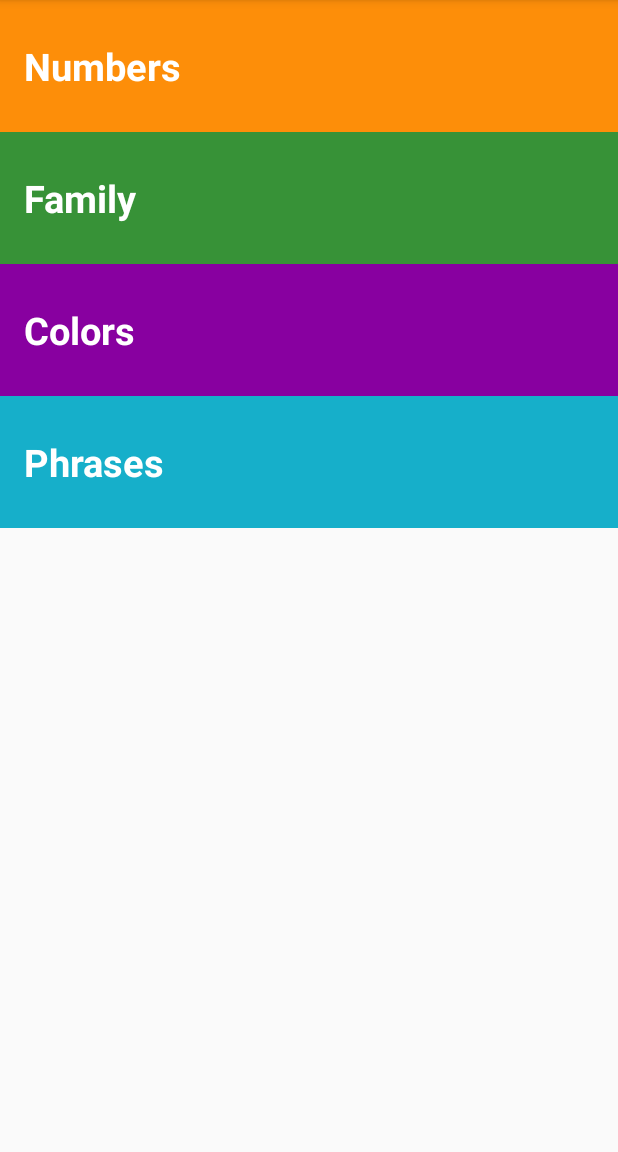
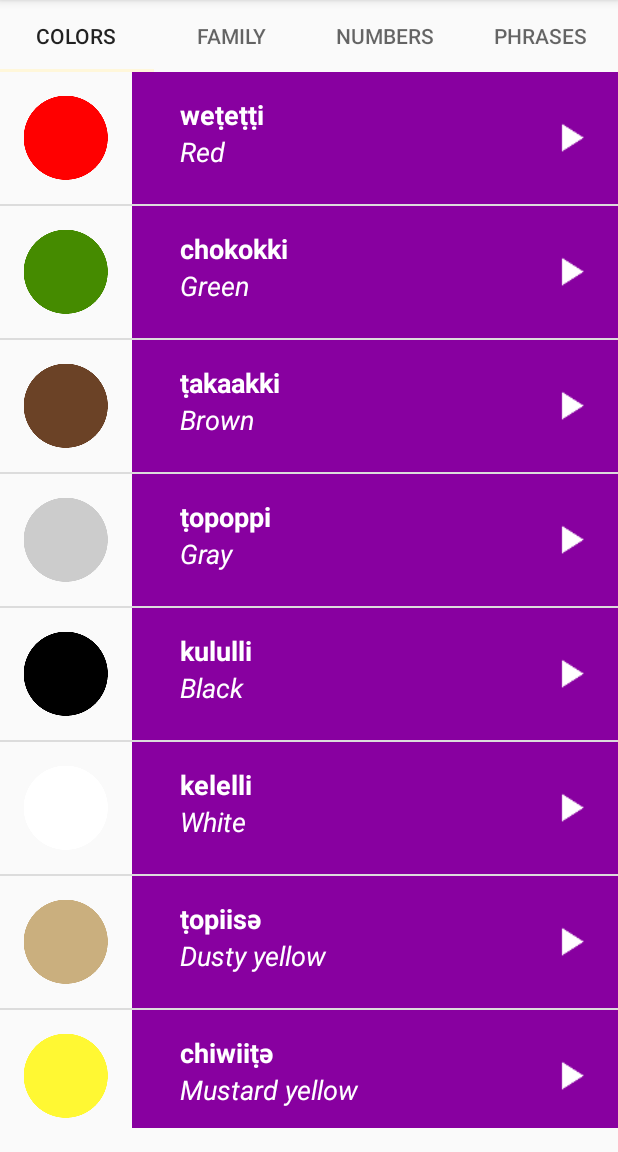
Before and after one commit to wayqui/MyMiwok, an Android app: the screen it shows after launch (MainActivity), on a phone screen of 412 x 824 dp, the part 84-1236 px from its top. Run offline under Robolectric (Android 15) with nearby library versions, the phone set to English and light mode, and no system bars.

Commit message:
Cambio de diseño para usar tabViews

```diff
--- a/app/build.gradle
+++ b/app/build.gradle
@@ -25,5 +25,7 @@ dependencies {
         exclude group: 'com.android.support', module: 'support-annotations'
     })
     compile 'com.android.support:appcompat-v7:25.3.1'
+    compile 'com.android.support:support-v4:25.3.1'
+    compile 'com.android.support:design:25.3.1'
     testCompile 'junit:junit:4.12'
 }
--- a/app/src/main/java/com/example/android/mymiwok/MainActivity.java
+++ b/app/src/main/java/com/example/android/mymiwok/MainActivity.java
@@ -1,57 +1,72 @@
 package com.example.android.mymiwok;
 
 import android.content.Intent;
+import android.support.design.widget.TabLayout;
 import android.support.v4.app.NavUtils;
+import android.support.v4.view.PagerAdapter;
+import android.support.v4.view.ViewPager;
 import android.support.v7.app.AppCompatActivity;
 import android.os.Bundle;
 import android.view.MenuItem;
 import android.view.View;
 import android.widget.TextView;
 
+import com.example.android.mymiwok.activities.ColorsActivity;
+import com.example.android.mymiwok.activities.FamilyActivity;
+import com.example.android.mymiwok.activities.NumbersActivity;
+import com.example.android.mymiwok.activities.PhrasesActivity;
+import com.example.android.mymiwok.adapters.SimpleFragmentPagerAdapter;
+
 public class MainActivity extends AppCompatActivity {
 
     @Override
     protected void onCreate(Bundle savedInstanceState) {
         super.onCreate(savedInstanceState);
-        setContentView(R.layout.activity_main);
- //       getActionBar().setDisplayHomeAsUpEnabled(true);
+        setContentView(R.layout.activity_screen_slide);
 
-        TextView numbers = (TextView) findViewById(R.id.numbers);
-        TextView phrases = (TextView) findViewById(R.id.phrases);
-        TextView family = (TextView) findViewById(R.id.family);
-        TextView colors = (TextView) findViewById(R.id.colors);
+        ViewPager paginadorVista = (ViewPager) findViewById(R.id.pager);
+        SimpleFragmentPagerAdapter pageAdapter = new SimpleFragmentPagerAdapter(getSupportFragmentManager(), getApplicationContext());
+        paginadorVista.setAdapter(pageAdapter);
 
-        numbers.setOnClickListener(new View.OnClickListener() {
-            @Override
-            public void onClick(View v) {
-                Intent numbersIntent = new Intent(MainActivity.this, NumbersActivity.class);
-                startActivity(numbersIntent);
-            }
-        });
+        TabLayout tabLayout = (TabLayout) findViewById(R.id.sliding_tabs);
+        tabLayout.setupWithViewPager(paginadorVista);
 
-        phrases.setOnClickListener(new View.OnClickListener() {
-            @Override
-            public void onClick(View v) {
-                Intent phrasesIntent = new Intent(MainActivity.this, PhrasesActivity.class);
-                startActivity(phrasesIntent);
-            }
-        });
-
-        family.setOnClickListener(new View.OnClickListener() {
-            @Override
-            public void onClick(View v) {
-                Intent familyIntent = new Intent(MainActivity.this, FamilyActivity.class);
-                startActivity(familyIntent);
-            }
-        });
-
-        colors.setOnClickListener(new View.OnClickListener() {
-            @Override
-            public void onClick(View v) {
-                Intent colorIntent = new Intent(MainActivity.this, ColorsActivity.class);
-                startActivity(colorIntent);
-            }
-        });
+//        TextView numbers = (TextView) findViewById(R.id.numbers);
+//        TextView phrases = (TextView) findViewById(R.id.phrases);
+//        TextView family = (TextView) findViewById(R.id.family);
+//        TextView colors = (TextView) findViewById(R.id.colors);
+//
+//        numbers.setOnClickListener(new View.OnClickListener() {
+//            @Override
+//            public void onClick(View v) {
+//                Intent numbersIntent = new Intent(MainActivity.this, NumbersActivity.class);
+//                startActivity(numbersIntent);
+//            }
+//        });
+//
+//        phrases.setOnClickListener(new View.OnClickListener() {
+//            @Override
+//            public void onClick(View v) {
+//                Intent phrasesIntent = new Intent(MainActivity.this, PhrasesActivity.class);
+//                startActivity(phrasesIntent);
+//            }
+//        });
+//
+//        family.setOnClickListener(new View.OnClickListener() {
+//            @Override
+//            public void onClick(View v) {
+//                Intent familyIntent = new Intent(MainActivity.this, FamilyActivity.class);
+//                startActivity(familyIntent);
+//            }
+//        });
+//
+//        colors.setOnClickListener(new View.OnClickListener() {
+//            @Override
+//            public void onClick(View v) {
+//                Intent colorIntent = new Intent(MainActivity.this, ColorsActivity.class);
+//                startActivity(colorIntent);
+//            }
+//        });
     }
 
     @Override
--- /dev/null
+++ b/app/src/main/java/com/example/android/mymiwok/adapters/SimpleFragmentPagerAdapter.java
@@ -0,0 +1,53 @@
+package com.example.android.mymiwok.adapters;
+
+import android.content.Context;
+import android.support.v4.app.Fragment;
+import android.support.v4.app.FragmentManager;
+import android.support.v4.app.FragmentPagerAdapter;
+
+import com.example.android.mymiwok.R;
+import com.example.android.mymiwok.fragments.ColorsFragment;
+import com.example.android.mymiwok.fragments.FamilyFragment;
+import com.example.android.mymiwok.fragments.NumbersFragment;
+import com.example.android.mymiwok.fragments.PhrasesFragment;
+
+/**
+ * Created by joselobm on 19/08/17.
+ */
+
+public class SimpleFragmentPagerAdapter extends FragmentPagerAdapter {
+
+    final int PAGE_COUNT = 4;
+    private int tabTitles[] = new int[] {R.string.str_colors, R.string.str_family, R.string.str_numbers, R.string.str_phrases };
+
+    private Context context;
+
+    public SimpleFragmentPagerAdapter(FragmentManager fm, Context context) {
+        super(fm);
+        this.context = context;
+    }
+
+    @Override
+    public Fragment getItem(int position) {
+        if (position == 0) {
+            return new ColorsFragment();
+        } else if (position == 1){
+            return new FamilyFragment();
+        } else if (position == 2) {
+            return new NumbersFragment();
+        } else {
+            return new PhrasesFragment();
+        }
+    }
+
+    @Override
+    public int getCount() {
+        return PAGE_COUNT;
+    }
+
+    @Override
+    public CharSequence getPageTitle(int position) {
+        // Generate title based on item position
+        return context.getString(tabTitles[position]);
+    }
+}
--- a/app/src/main/java/com/example/android/mymiwok/ColorsActivity.java
+++ b/app/src/main/java/com/example/android/mymiwok/fragments/ColorsFragment.java
@@ -1,21 +1,29 @@
-package com.example.android.mymiwok;
+package com.example.android.mymiwok.fragments;
+
 
 import android.content.Context;
 import android.media.AudioManager;
 import android.media.MediaPlayer;
-import android.support.v7.app.AppCompatActivity;
 import android.os.Bundle;
+import android.support.v4.app.Fragment;
 import android.util.Log;
+import android.view.LayoutInflater;
 import android.view.View;
+import android.view.ViewGroup;
 import android.widget.AdapterView;
 import android.widget.ListView;
+import android.widget.TextView;
 
+import com.example.android.mymiwok.R;
 import com.example.android.mymiwok.adapters.WordAdapter;
 import com.example.android.mymiwok.dataobject.Word;
 
 import java.util.ArrayList;
 
-public class ColorsActivity extends AppCompatActivity {
+/**
+ * A simple {@link Fragment} subclass.
+ */
+public class ColorsFragment extends Fragment {
 
     private static final String TAG = "ColorsActivity";
 
@@ -46,10 +54,18 @@ public class ColorsActivity extends AppCompatActivity {
         }
     };
 
+    public ColorsFragment() {
+        // Required empty public constructor
+    }
+
+
     @Override
-    protected void onCreate(Bundle savedInstanceState) {
-        super.onCreate(savedInstanceState);
-        setContentView(R.layout.word_list);
+    public View onCreateView(LayoutInflater inflater, ViewGroup container,
+                             Bundle savedInstanceState) {
+
+        View colorsView = inflater.inflate(R.layout.word_list, container, false);
+
+        audioManager = (AudioManager) getActivity().getSystemService(Context.AUDIO_SERVICE);
 
         final ArrayList<Word> words = new ArrayList<Word>();
         words.add(new Word(getString(R.string.str_red), getString(R.string.str_red_miwok), R.drawable.color_red, R.raw.color_red));
@@ -61,19 +77,24 @@ public class ColorsActivity extends AppCompatActivity {
         words.add(new Word(getString(R.string.str_dusty_yellow), getString(R.string.str_dusty_yellow_miwok), R.drawable.color_dusty_yellow, R.raw.color_dusty_yellow));
         words.add(new Word(getString(R.string.str_mustard_yellow), getString(R.string.str_mustard_yellow_miwok), R.drawable.color_mustard_yellow, R.raw.color_mustard_yellow));
 
-        audioManager = (AudioManager) getApplicationContext().getSystemService(Context.AUDIO_SERVICE);
+        //getActivity().setContentView(R.layout.word_list);
 
-        WordAdapter adapter = new WordAdapter(this, words, R.color.category_colors);
-        ListView lista = (ListView)findViewById(R.id.list);
+        WordAdapter adapter = new WordAdapter(getActivity(), words, R.color.category_colors);
+
+        ListView lista = (ListView) colorsView.findViewById(R.id.list);
+
         lista.setAdapter(adapter);
+
         lista.setOnItemClickListener(new AdapterView.OnItemClickListener() {
             @Override
             public void onItemClick(AdapterView<?> parent, View view, int position, long id) {
-                mReproductor = MediaPlayer.create(ColorsActivity.this, words.get(position).getRelatedAudioId());
+                mReproductor = MediaPlayer.create(getActivity(), words.get(position).getRelatedAudioId());
                 mReproductor.start();
                 mReproductor.setOnCompletionListener(mListenerReproduccion);
             }
         });
+
+        return colorsView;
     }
 
     private void limpiarRecursosAudio() {
@@ -84,9 +105,10 @@ public class ColorsActivity extends AppCompatActivity {
     }
 
     @Override
-    protected void onStop() {
+    public void onStop() {
         Log.v(TAG, "calling onStop() method");
         super.onStop();
         limpiarRecursosAudio();
     }
+
 }
--- a/app/src/main/java/com/example/android/mymiwok/FamilyActivity.java
+++ b/app/src/main/java/com/example/android/mymiwok/fragments/FamilyFragment.java
@@ -1,24 +1,31 @@
-package com.example.android.mymiwok;
+package com.example.android.mymiwok.fragments;
+
 
 import android.content.Context;
 import android.media.AudioManager;
 import android.media.MediaPlayer;
-import android.provider.MediaStore;
-import android.support.v7.app.AppCompatActivity;
 import android.os.Bundle;
+import android.support.v4.app.Fragment;
 import android.util.Log;
+import android.view.LayoutInflater;
 import android.view.View;
+import android.view.ViewGroup;
 import android.widget.AdapterView;
 import android.widget.ListView;
+import android.widget.TextView;
 
+import com.example.android.mymiwok.R;
 import com.example.android.mymiwok.adapters.WordAdapter;
 import com.example.android.mymiwok.dataobject.Word;
 
 import java.util.ArrayList;
 
-public class FamilyActivity extends AppCompatActivity {
+/**
+ * A simple {@link Fragment} subclass.
+ */
+public class FamilyFragment extends Fragment {
 
-    private static final String TAG = "FamilyActivity";
+    private static final String TAG = "FamilyFragment";
 
     private MediaPlayer mReproductor;
 
@@ -46,11 +53,17 @@ public class FamilyActivity extends AppCompatActivity {
             limpiarRecursosAudio();
         }
     };
+    public FamilyFragment() {
+        // Required empty public constructor
+    }
+
 
     @Override
-    protected void onCreate(Bundle savedInstanceState) {
-        super.onCreate(savedInstanceState);
-        setContentView(R.layout.word_list);
+    public View onCreateView(LayoutInflater inflater, ViewGroup container,
+                             Bundle savedInstanceState) {
+
+        View familyView = inflater.inflate(R.layout.word_list, container, false);
+
 
         final ArrayList<Word> words = new ArrayList<Word>();
         words.add(new Word(getString(R.string.str_father), getString(R.string.str_father_miwok), R.drawable.family_father, R.raw.family_father));
@@ -64,19 +77,21 @@ public class FamilyActivity extends AppCompatActivity {
         words.add(new Word(getString(R.string.str_grandmother), getString(R.string.str_grandmother_miwok), R.drawable.family_grandmother, R.raw.family_grandmother));
         words.add(new Word(getString(R.string.str_grandfather), getString(R.string.str_grandfather_miwok), R.drawable.family_grandfather, R.raw.family_grandfather));
 
-        audioManager = (AudioManager) getApplicationContext().getSystemService(Context.AUDIO_SERVICE);
+        audioManager = (AudioManager) getActivity().getSystemService(Context.AUDIO_SERVICE);
 
-        final WordAdapter wordAdapter = new WordAdapter(this, words, R.color.category_family);
-        ListView lista = (ListView)findViewById(R.id.list);
+        final WordAdapter wordAdapter = new WordAdapter(getActivity(), words, R.color.category_family);
+        ListView lista = (ListView)familyView.findViewById(R.id.list);
         lista.setAdapter(wordAdapter);
         lista.setOnItemClickListener(new AdapterView.OnItemClickListener() {
             @Override
             public void onItemClick(AdapterView<?> parent, View view, int position, long id) {
-                mReproductor = MediaPlayer.create(FamilyActivity.this, words.get(position).getRelatedAudioId());
+                mReproductor = MediaPlayer.create(getActivity(), words.get(position).getRelatedAudioId());
                 mReproductor.start();
                 mReproductor.setOnCompletionListener(mListenerReproduccion);
             }
         });
+
+        return familyView;
     }
 
     private void limpiarRecursosAudio() {
@@ -87,9 +102,10 @@ public class FamilyActivity extends AppCompatActivity {
     }
 
     @Override
-    protected void onStop() {
+    public void onStop() {
         Log.v(TAG, "calling onStop() method");
         super.onStop();
         limpiarRecursosAudio();
     }
+
 }
--- /dev/null
+++ b/app/src/main/res/layout/activity_screen_slide.xml
@@ -0,0 +1,19 @@
+<?xml version="1.0" encoding="utf-8"?>
+<LinearLayout xmlns:android="http://schemas.android.com/apk/res/android"
+    xmlns:app="http://schemas.android.com/apk/res-auto"
+    android:orientation="vertical"
+    android:layout_width="match_parent"
+    android:layout_height="match_parent">
+
+    <android.support.design.widget.TabLayout
+        android:id="@+id/sliding_tabs"
+        android:layout_width="match_parent"
+        android:layout_height="wrap_content"
+        app:tabMode="fixed" />
+
+    <android.support.v4.view.ViewPager
+        xmlns:android="http://schemas.android.com/apk/res/android"
+        android:id="@+id/pager"
+        android:layout_width="match_parent"
+        android:layout_height="match_parent" />
+</LinearLayout>
--- a/app/src/main/res/values/strings.xml
+++ b/app/src/main/res/values/strings.xml
@@ -93,4 +93,7 @@
     <string name="str_phr9_miwok">yoowutis</string>
     <string name="str_phr10_miwok">әnni\'nem</string>
 
+    <!-- TODO: Remove or change this placeholder text -->
+    <string name="hello_blank_fragment">Hello blank fragment</string>
+
 </resources>
```
Also changed, not shown: app/src/main/AndroidManifest.xml (+4 -4 lines), app/src/main/java/com/example/android/mymiwok/activities/ColorsActivity.java (added, +21 -0 lines), app/src/main/java/com/example/android/mymiwok/activities/FamilyActivity.java (added, +19 -0 lines), app/src/main/java/com/example/android/mymiwok/activities/NumbersActivity.java (added, +21 -0 lines), app/src/main/java/com/example/android/mymiwok/activities/PhrasesActivity.java (added, +23 -0 lines), app/src/main/java/com/example/android/mymiwok/fragments/NumbersFragment.java (renamed from app/src/main/java/com/example/android/mymiwok/NumbersActivity.java, +28 -24 lines), app/src/main/java/com/example/android/mymiwok/fragments/PhrasesFragment.java (renamed from app/src/main/java/com/example/android/mymiwok/PhrasesActivity.java, +28 -12 lines), app/src/main/res/layout/activity_category.xml (added, +7 -0 lines).
